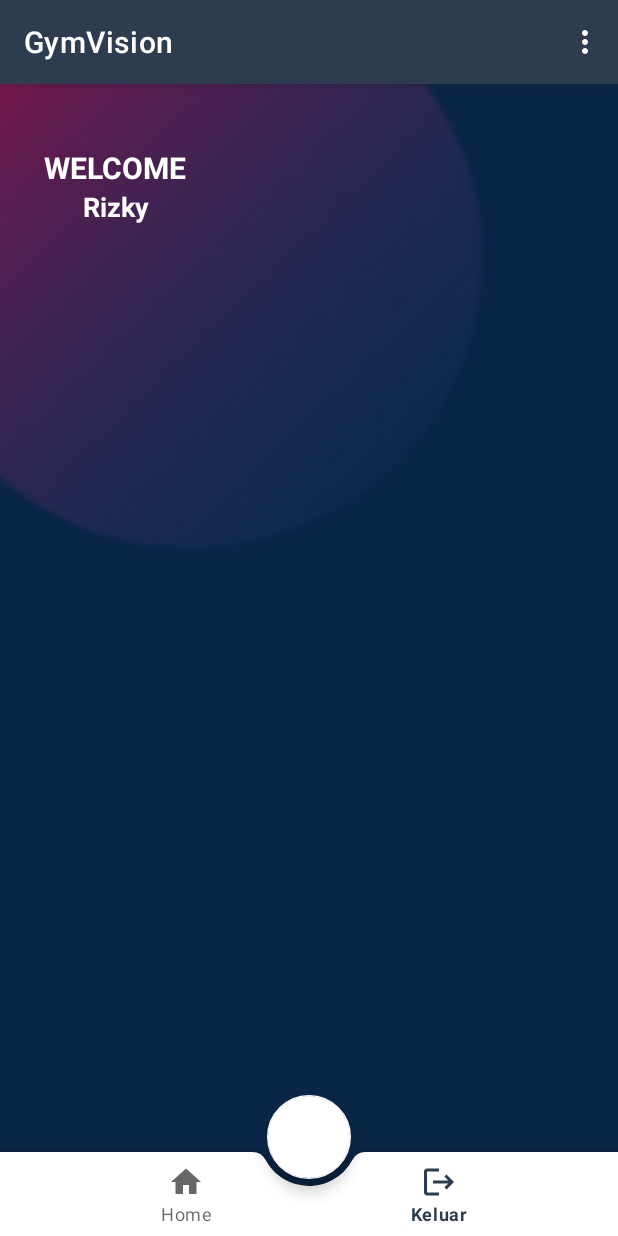
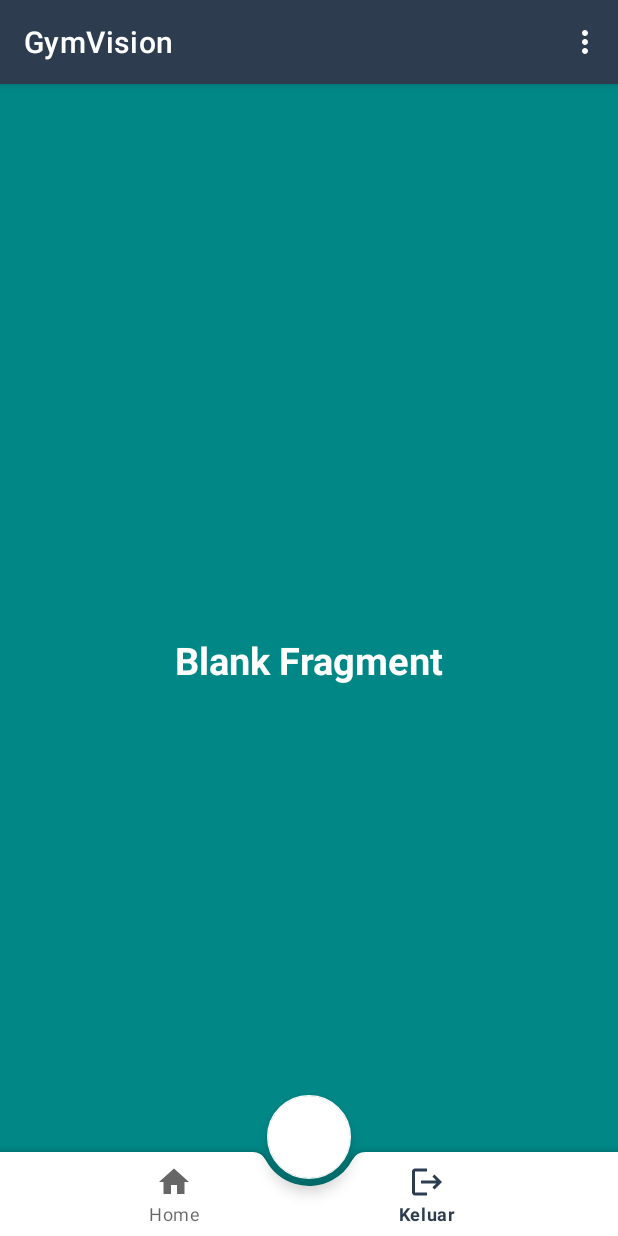
Before and after one commit to dedefaizzz/Apps-capstone-gymvision, an Android app: the MainActivity screen opened directly, with no data from a screen before it, item 2 of the bottom bar chosen, on a phone screen of 412 x 824 dp. Run offline under Robolectric (Android 15) with nearby library versions, the light colour scheme and no system bars; 1 statement that could not run was skipped.

Commit message:
Update navbar

```diff
--- a/MD/Gymvision/app/src/main/java/com/dicoding/gymvision/view/activity/MainActivity.kt
+++ b/MD/Gymvision/app/src/main/java/com/dicoding/gymvision/view/activity/MainActivity.kt
@@ -9,6 +9,7 @@ import androidx.activity.viewModels
 import androidx.fragment.app.Fragment
 import com.dicoding.gymvision.R
 import com.dicoding.gymvision.databinding.ActivityMainBinding
+import com.dicoding.gymvision.view.fragment.BlankFragment
 import com.dicoding.gymvision.view.fragment.HomeFragment
 import com.dicoding.gymvision.view.viewmodel.MainViewModel
 import com.dicoding.gymvision.view.viewmodel.ViewModelFactory
@@ -17,7 +18,7 @@ import com.google.android.material.bottomnavigation.BottomNavigationView
 class MainActivity : AppCompatActivity() {
     private val viewModel: MainViewModel by viewModels { ViewModelFactory.getInstance(this) }
     private lateinit var binding: ActivityMainBinding
-    private lateinit var navview: BottomNavigationView
+    private lateinit var navView: BottomNavigationView
 
     override fun onCreate(savedInstanceState: Bundle?) {
         super.onCreate(savedInstanceState)
@@ -31,13 +32,17 @@ class MainActivity : AppCompatActivity() {
             }
         }
 
-        navview = findViewById(R.id.nav)
+        navView = findViewById(R.id.nav)
 
-        navview.setOnItemSelectedListener {
-            when(it.itemId){
-                R.id.navigation->replace(HomeFragment())
-                R.id.navigation->replace(HomeFragment())
-                R.id.navigation->replace(HomeFragment())
+        // Atur HomeFragment sebagai fragment awal
+        if (savedInstanceState == null) {
+            replaceFragment(HomeFragment())
+        }
+
+        navView.setOnItemSelectedListener { item ->
+            when (item.itemId) {
+                R.id.home -> replaceFragment(HomeFragment())
+                R.id.blank -> replaceFragment(BlankFragment())
             }
             true
         }
@@ -73,10 +78,10 @@ class MainActivity : AppCompatActivity() {
         finish()
     }
 
-    private fun replace(fragment: Fragment){
-        val fragmentManager=supportFragmentManager
-        val fragmentTransaction=fragmentManager.beginTransaction()
-        fragmentTransaction.replace(R.id.navhost,fragment)
+    private fun replaceFragment(fragment: Fragment) {
+        val fragmentManager = supportFragmentManager
+        val fragmentTransaction = fragmentManager.beginTransaction()
+        fragmentTransaction.replace(R.id.fragment_container, fragment)
         fragmentTransaction.commit()
     }
 }
--- a/MD/Gymvision/app/src/main/res/layout/activity_main.xml
+++ b/MD/Gymvision/app/src/main/res/layout/activity_main.xml
@@ -1,4 +1,3 @@
-<?xml version="1.0" encoding="utf-8"?>
 <androidx.constraintlayout.widget.ConstraintLayout xmlns:android="http://schemas.android.com/apk/res/android"
     xmlns:app="http://schemas.android.com/apk/res-auto"
     xmlns:tools="http://schemas.android.com/tools"
@@ -58,34 +57,35 @@
         android:layout_height="match_parent">
 
         <FrameLayout
+            android:id="@+id/fragment_container"
             android:layout_width="match_parent"
             android:layout_height="match_parent"
-            app:defaultBavHost="true" />
+            app:layout_anchor="@+id/fragment_container"
+            app:layout_anchorGravity="center" />
 
         <com.google.android.material.bottomappbar.BottomAppBar
-            android:id="@+id/nav"
+            android:id="@+id/bottom_app_bar"
             android:layout_width="match_parent"
             android:layout_height="wrap_content"
             android:layout_gravity="bottom"
             android:backgroundTint="@color/white"
             app:fabCradleRoundedCornerRadius="10dp"
-            app:fabCradleVerticalOffset="10dp">
+            app:fabCradleVerticalOffset="10dp" />
 
         <com.google.android.material.bottomnavigation.BottomNavigationView
+            android:id="@+id/nav"
             android:layout_width="match_parent"
             android:layout_height="wrap_content"
             android:layout_marginRight="10dp"
             app:menu="@menu/menu"
             android:layout_gravity="bottom"
-                android:background="@drawable/transparent"/>
-
-        </com.google.android.material.bottomappbar.BottomAppBar>
+            android:background="@drawable/transparent" />
 
         <com.google.android.material.floatingactionbutton.FloatingActionButton
             android:layout_width="wrap_content"
             android:layout_height="wrap_content"
             android:src="@drawable/baseline_camera_alt_24"
-            app:layout_anchor="@id/nav"/>
+            app:layout_anchor="@id/bottom_app_bar" />
 
     </androidx.coordinatorlayout.widget.CoordinatorLayout>
 </androidx.constraintlayout.widget.ConstraintLayout>
--- a/MD/Gymvision/app/src/main/res/menu/menu.xml
+++ b/MD/Gymvision/app/src/main/res/menu/menu.xml
@@ -6,9 +6,14 @@
         android:title="@string/home"
         android:icon="@drawable/baseline_home_24" />
 
-
     <item
         android:id="@+id/logout"
         android:title="@string/logout"
+        android:icon="@drawable/ic_logout"
+        android:visible="false" />
+
+    <item
+        android:id="@+id/blank"
+        android:title="@string/logout"
         android:icon="@drawable/ic_logout" />
 </menu>
```
Also changed, not shown: MD/Gymvision/app/src/main/java/com/dicoding/gymvision/view/fragment/BlankFragment.kt (+0 -41 lines), MD/Gymvision/app/src/main/java/com/dicoding/gymvision/view/fragment/HomeFragment.kt (+0 -41 lines). Lines whose indentation alone changed are shown as unchanged.
